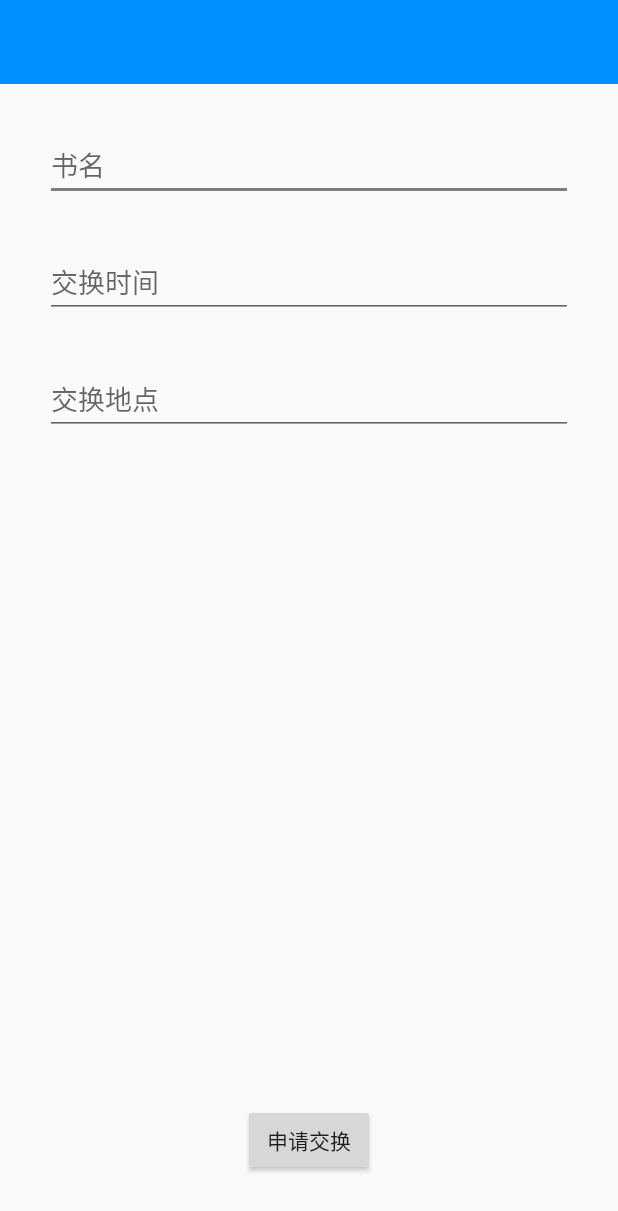
After one commit to wzq-55552/Secondhandbooks, an Android app: the MsgActivity screen opened directly, with no data from a screen before it, on a phone screen of 412 x 824 dp. The commit adds this screen. Shown: the top 1211 px of the screen. Run offline under Robolectric (Android 15) with nearby library versions, the phone set to English and light mode, and no system bars.

Commit message:
基础Activity任务完成

```diff
--- a/app/src/main/AndroidManifest.xml
+++ b/app/src/main/AndroidManifest.xml
@@ -14,7 +14,8 @@
         android:roundIcon="@mipmap/ic_launcher_round"
         android:supportsRtl="true"
         android:theme="@style/AppTheme">
-        <activity android:name=".MainActivity"
+        <activity
+            android:name=".MainActivity"
             android:launchMode="singleTask">
             <intent-filter>
                 <action android:name="android.intent.action.MAIN" />
@@ -28,10 +29,11 @@
             android:name=".LoginActivity"
             android:label="@string/title_activity_login" />
         <activity android:name=".SearchActivity" />
-        <activity android:name=".UserActivity"/>
-        <activity android:name=".AddMsgActivity"
-            android:label="发布换书需求信息">
-        </activity>
+        <activity android:name=".UserActivity" />
+        <activity
+            android:name=".AddMsgActivity"
+            android:label="发布换书需求信息"></activity>
+        <activity android:name=".MsgActivity"></activity>
     </application>
 
 </manifest>
--- a/app/src/main/java/com/example/hasee/second_handbooks/AddMsgActivity.java
+++ b/app/src/main/java/com/example/hasee/second_handbooks/AddMsgActivity.java
@@ -19,11 +19,13 @@ public class AddMsgActivity extends AppCompatActivity {
         Toolbar toolbar = (Toolbar) findViewById(R.id.toolbar);
         setSupportActionBar(toolbar);
 
+        //返回键显示
         ActionBar actionBar = getSupportActionBar();
         if (actionBar != null) {
             actionBar.setDisplayHomeAsUpEnabled(true);
         }
 
+        //提交键
         FloatingActionButton fab = (FloatingActionButton) findViewById(R.id.fab);
         fab.setOnClickListener(new View.OnClickListener() {
             @Override
@@ -37,7 +39,7 @@ public class AddMsgActivity extends AppCompatActivity {
     @Override
     public boolean onOptionsItemSelected(MenuItem item) {
         switch (item.getItemId()) {
-            case android.R.id.home:
+            case android.R.id.home://返回键功能
                 Intent intent = new Intent(AddMsgActivity.this, MainActivity.class);
                 startActivity(intent);
                 finish();
--- a/app/src/main/java/com/example/hasee/second_handbooks/MainActivity.java
+++ b/app/src/main/java/com/example/hasee/second_handbooks/MainActivity.java
@@ -71,6 +71,7 @@ public class MainActivity extends AppCompatActivity {
         setSupportActionBar(toolbar);//传入
         ActionBar actionBar = getSupportActionBar();//获得实例，ActionBar实例可以用来代替Toolbar
 
+        //点击悬浮按钮跳转AddMsgActivity
         FloatingActionButton fab = (FloatingActionButton) findViewById(R.id.fab);
         fab.setOnClickListener(new View.OnClickListener() {
             @Override
@@ -80,6 +81,7 @@ public class MainActivity extends AppCompatActivity {
             }
         });
 
+        //搜索按钮监听
         Button search = (Button) findViewById(R.id.main_search);
         search.setOnClickListener(new View.OnClickListener() {
             @Override
--- /dev/null
+++ b/app/src/main/java/com/example/hasee/second_handbooks/MsgActivity.java
@@ -0,0 +1,36 @@
+package com.example.hasee.second_handbooks;
+
+import android.content.Intent;
+import android.support.v7.app.ActionBar;
+import android.support.v7.app.AppCompatActivity;
+import android.os.Bundle;
+import android.view.MenuItem;
+
+public class MsgActivity extends AppCompatActivity {
+
+    @Override
+    protected void onCreate(Bundle savedInstanceState) {
+        super.onCreate(savedInstanceState);
+        setContentView(R.layout.activity_msg);
+
+        //返回键显示
+        ActionBar actionBar = getSupportActionBar();
+        if (actionBar != null) {
+            actionBar.setDisplayHomeAsUpEnabled(true);
+        }
+    }
+
+
+    @Override
+    public boolean onOptionsItemSelected(MenuItem item) {
+        switch (item.getItemId()) {
+            case android.R.id.home://返回键功能
+                Intent intent = new Intent(MsgActivity.this, MainActivity.class);
+                startActivity(intent);
+                finish();
+                break;
+            default:
+        }
+        return true;
+    }
+}
--- a/app/src/main/java/com/example/hasee/second_handbooks/mVpAdapter.java
+++ b/app/src/main/java/com/example/hasee/second_handbooks/mVpAdapter.java
@@ -8,6 +8,10 @@ import android.support.v4.app.FragmentPagerAdapter;
 import java.util.ArrayList;
 import java.util.List;
 
+/*
+    mVp监听器
+    放出来，简洁美观
+ */
 public class mVpAdapter extends FragmentPagerAdapter {
 
     List<String> list;
--- /dev/null
+++ b/app/src/main/res/layout/activity_msg.xml
@@ -0,0 +1,54 @@
+<?xml version="1.0" encoding="utf-8"?>
+<RelativeLayout
+    xmlns:android="http://schemas.android.com/apk/res/android"
+    xmlns:app="http://schemas.android.com/apk/res-auto"
+    xmlns:tools="http://schemas.android.com/tools"
+    android:layout_width="match_parent"
+    android:layout_height="match_parent"
+    tools:context=".MsgActivity">
+
+    <android.support.v7.widget.Toolbar
+        android:id="@+id/msgactivity_toolbar"
+        android:layout_width="match_parent"
+        android:layout_height="wrap_content"
+        android:background="?attr/colorPrimary"
+        android:theme="@style/ThemeOverlay.AppCompat.Dark.ActionBar"
+        app:popupTheme="@style/ThemeOverlay.AppCompat.Light"
+        app:layout_scrollFlags="scroll|enterAlways"/>
+
+    <EditText
+        android:id="@+id/msgactivity_book_name"
+        android:layout_width="match_parent"
+        android:layout_height="wrap_content"
+        android:layout_below="@id/msgactivity_toolbar"
+        android:layout_margin="30dp"
+        android:hint="书名"/>
+
+    <EditText
+        android:id="@+id/msgactivity_exchange_time"
+        android:layout_width="match_parent"
+        android:layout_height="wrap_content"
+        android:layout_below="@+id/msgactivity_book_name"
+        android:layout_marginLeft="30dp"
+        android:layout_marginRight="30dp"
+        android:layout_marginBottom="30dp"
+        android:hint="交换时间" />
+
+    <EditText
+        android:id="@+id/msgactivity_exchange_place"
+        android:layout_width="match_parent"
+        android:layout_height="wrap_content"
+        android:layout_below="@id/msgactivity_exchange_time"
+        android:layout_marginLeft="30dp"
+        android:layout_marginRight="30dp"
+        android:layout_marginBottom="30dp"
+        android:hint="交换地点"/>
+
+    <Button
+        android:layout_width="wrap_content"
+        android:layout_height="wrap_content"
+        android:text="申请交换"
+        android:layout_alignParentBottom="true"
+        android:layout_centerHorizontal="true"
+        android:layout_marginBottom="40dp"/>
+</RelativeLayout>
```
